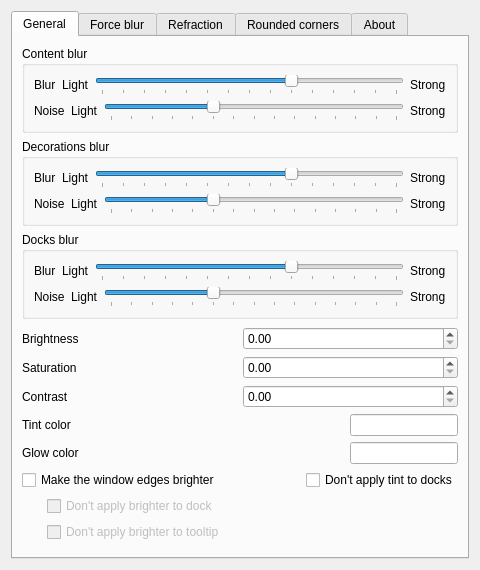
4v3ngR/kwin-effects-glass, file src/kcm/blur_config.ui: the form before one commit.
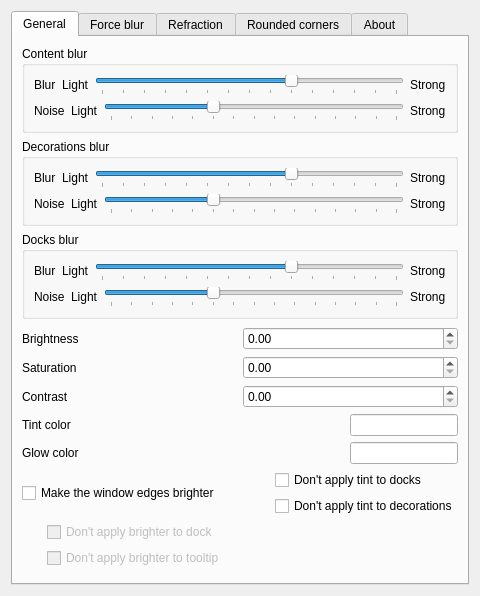
The form after the commit. Custom widgets are drawn as their Qt base class.

Commit message: add config to exclude tinting from decorations

```diff
--- a/src/kcm/blur_config.ui
+++ b/src/kcm/blur_config.ui
@@ -504,11 +504,22 @@
               </spacer>
              </item>
              <item>
+              <layout class="QVBoxLayout" name="tintExclusionsLayout">
+               <item>
               <widget class="QCheckBox" name="kcfg_ExcludeDocks">
                <property name="text">
                 <string>Don't apply tint to docks</string>
                </property>
               </widget>
+               </item>
+               <item>
+                <widget class="QCheckBox" name="kcfg_ExcludeDecorations">
+                 <property name="text">
+                  <string>Don't apply tint to decorations</string>
+                 </property>
+                </widget>
+               </item>
+              </layout>
              </item>
             </layout>
            </item>
```
Lines whose indentation alone changed are shown as unchanged. The commit also changes 6 other files.
